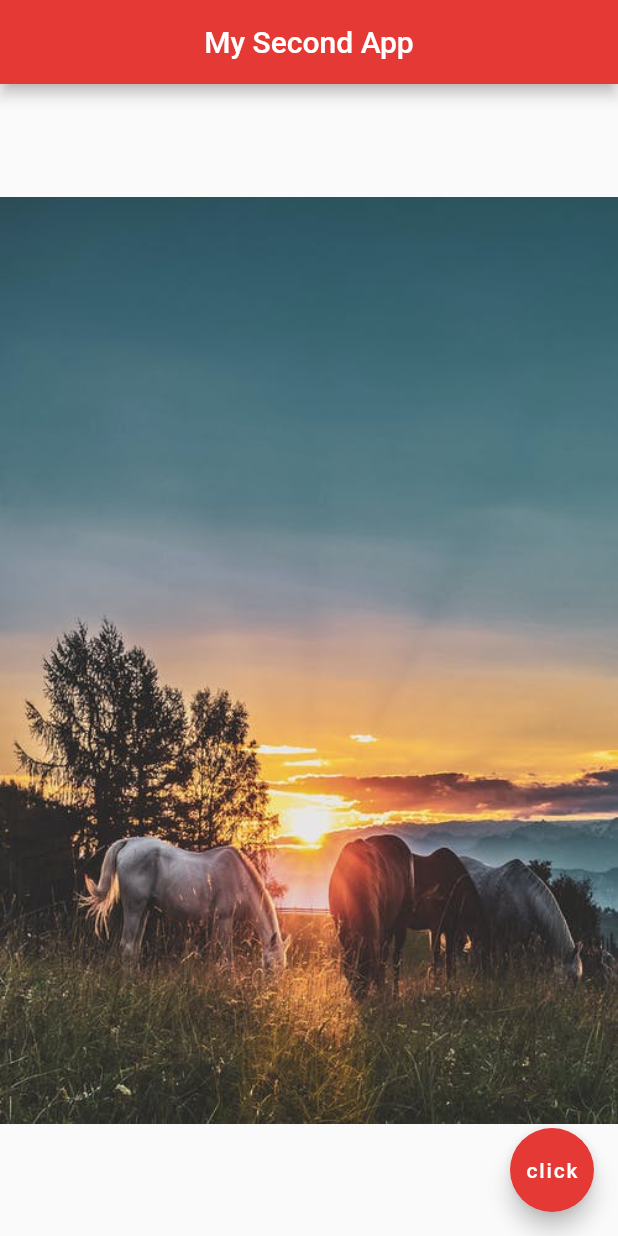
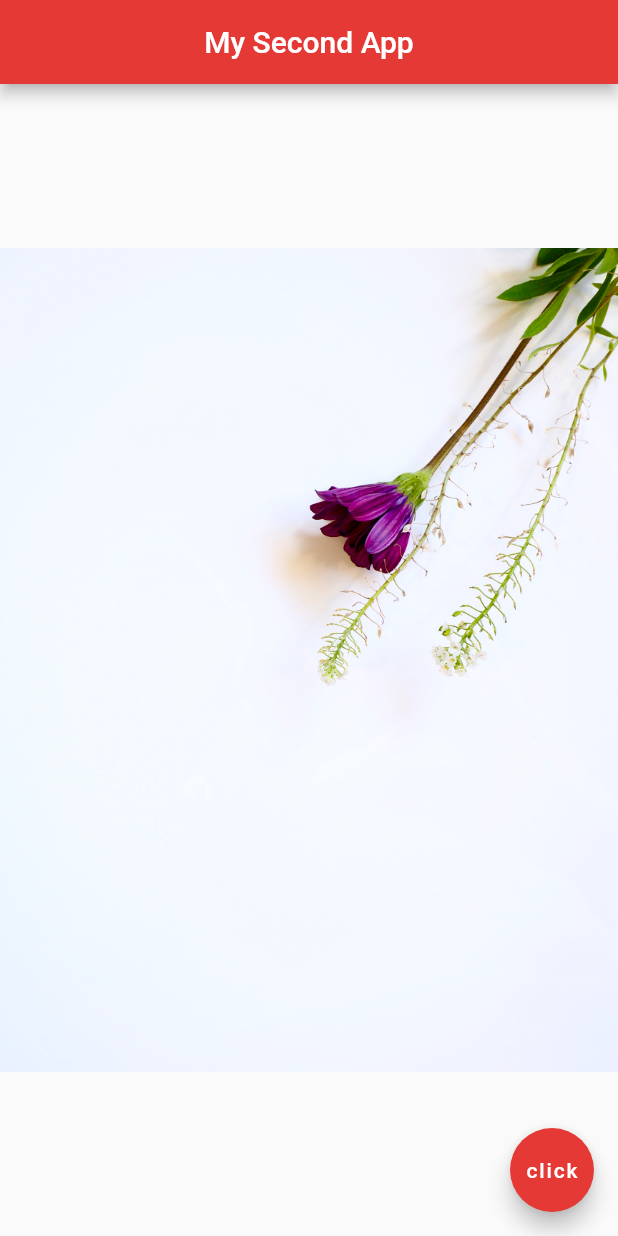
Before and after one commit to s1m3l4n3/first-flutter-app, a Flutter app: the screen it shows after launch, on a phone screen of 412 x 824 dp. Run offline on Flutter 3.47's test engine with Material 2 defaults, Android fonts, the phone set to English and light mode, and no system bars.

Commit message:
Add images short hand

```diff
--- a/lib/main.dart
+++ b/lib/main.dart
@@ -15,11 +15,8 @@ class Home extends StatelessWidget {
         centerTitle: true,
         backgroundColor: Colors.red[600],
       ),
-      body: const Center(
-        child: Image(
-          image: AssetImage('images/pexels-photo-1366913.jpeg'),
-          // image: NetworkImage('https://images.pexels.com/photos/1723637/pexels-photo-1723637.jpeg?auto=compress&cs=tinysrgb&w=1260&h=750&dpr=1'),
-        ),
+      body: Center(
+        child: Image.asset('images/pexels-photo-1172849.jpeg'),
       ),
       floatingActionButton: FloatingActionButton(
         onPressed: () {},
```
